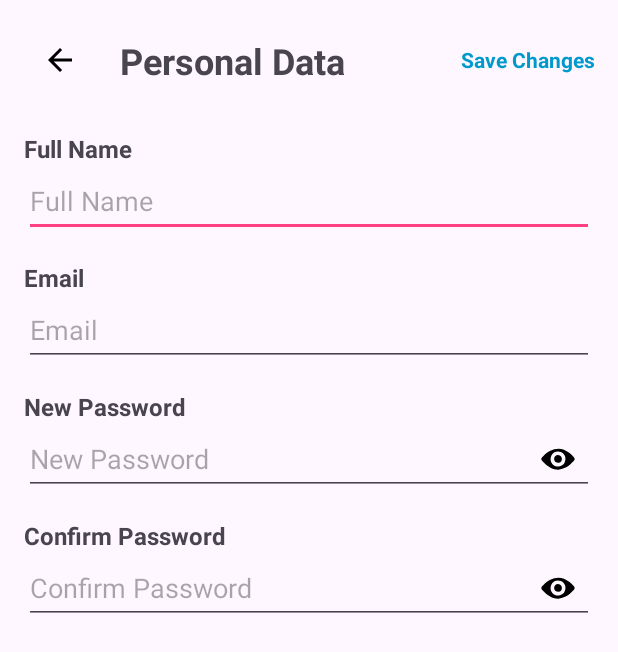
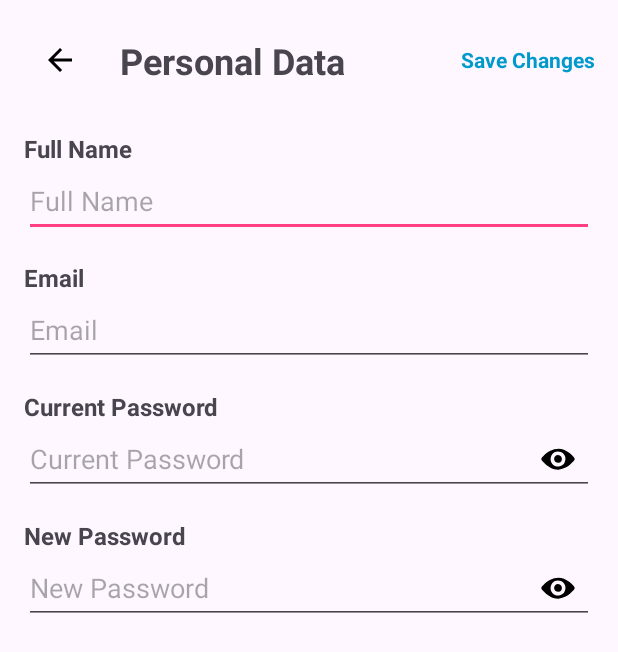
Before and after one commit to PsyHeart-Capstone-Project/Mobile-Development, an Android app: the layout activity_edit_profile.xml on its own in the app's theme, with its tools: preview values and no code run, on a phone screen of 412 x 824 dp. Shown: the top 652 px of the screen. Run offline under Robolectric (Android 15) with nearby library versions, the phone set to English and light mode, and no system bars.

Commit message:
Update layout of activity for edit profile

```diff
--- a/app/src/main/res/values/strings.xml
+++ b/app/src/main/res/values/strings.xml
@@ -81,8 +81,8 @@
     <string name="title_ic_visible">Visible</string>
     <string name="edit_profile_title_msg">Save Changes</string>
     <string name="edit_profile_full_name">Full Name</string>
-    <string name="edit_profile_new_pwd">New Password</string>
-    <string name="edit_profile_confirm_pwd">Confirm Password</string>
+    <string name="edit_profile_new_pwd">Current Password</string>
+    <string name="edit_profile_confirm_pwd">New Password</string>
     <string name="update_questionnaire">Update</string>
     <string name="msg_update">Update your condition</string>
     <string name="indonesian">Indonesian</string>
```
